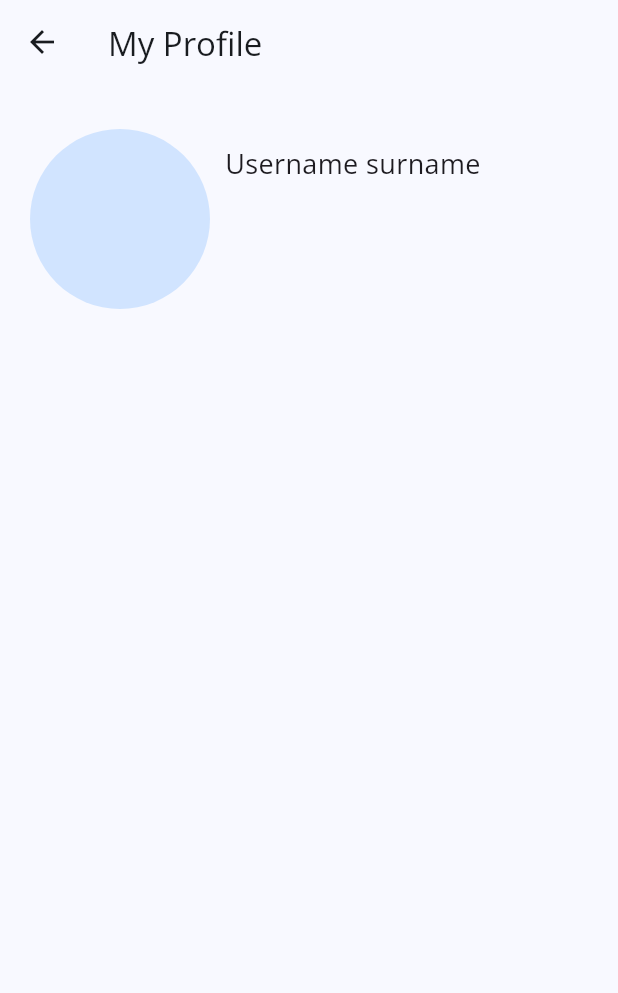
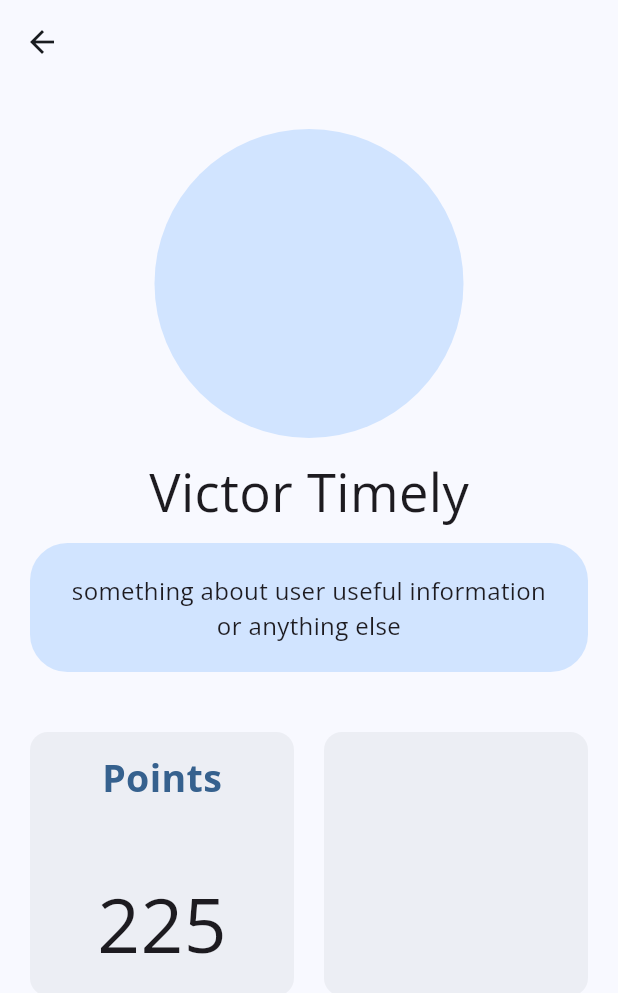
Before and after one commit to raghav042/codekameleon, a Flutter app: the ProfileScreen screen opened directly, on a phone screen of 412 x 824 dp. Shown: the top 993 px of the screen. Run offline on Flutter 3.47's test engine with Material 3 defaults, Android fonts, the phone set to English and light mode, and no system bars; our stand-ins replace flutter_markdown, flutter_svg, google_fonts, google_mobile_ads, shared_preferences; missing offline and left inert: flutter_syntax_view; accounts and stored records are empty; statements that could not run were skipped.

```diff
--- a/lib/constant/app_colors.dart
+++ b/lib/constant/app_colors.dart
@@ -1,4 +1,3 @@
-
 import 'package:flutter/material.dart';
 
 class AppColor {
@@ -14,11 +13,9 @@ class AppColor {
   static const Color swift = Color(0xfff3722c);
   static const Color python = Color(0xff0466c8);
 
-
   static final lightScheme = ColorScheme.fromSeed(seedColor: Colors.blue);
   static final darkScheme = ColorScheme.fromSeed(
     seedColor: Colors.blue,
     brightness: Brightness.dark,
   );
-
 }
--- a/lib/features/profile/profile_screen.dart
+++ b/lib/features/profile/profile_screen.dart
@@ -1,3 +1,4 @@
+import 'package:codekameleon/extension/context_extension.dart';
 import 'package:flutter/material.dart';
 
 class ProfileScreen extends StatelessWidget {
@@ -5,36 +6,82 @@ class ProfileScreen extends StatelessWidget {
 
   @override
   Widget build(BuildContext context) {
+    final size = MediaQuery.sizeOf(context);
+    final colorScheme = context.colorScheme;
     return Scaffold(
-      appBar: AppBar(title: const Text("My Profile")),
-      body: const SingleChildScrollView(
-        padding: EdgeInsets.symmetric(horizontal: 20, vertical: 30),
+      appBar: AppBar(),
+      body: SingleChildScrollView(
+        padding: const EdgeInsets.symmetric(horizontal: 20, vertical: 30),
         child: Column(
-          crossAxisAlignment: CrossAxisAlignment.start,
           children: [
+            Hero(
+              tag: "my_profile_pic",
+              child: CircleAvatar(
+                radius: size.width / 4,
+              ),
+            ),
+            SizedBox(height: 10, width: double.maxFinite),
+            Text(
+              "Victor Timely",
+              style: TextStyle(fontSize: 35),
+            ),
+            SizedBox(height: 10),
+            Container(
+              width: double.maxFinite,
+              padding: EdgeInsets.all(20),
+              decoration: BoxDecoration(
+                color: colorScheme.primaryContainer,
+                borderRadius: BorderRadius.circular(25),
+              ),
+              child: Text(
+                "something about user useful information or anything else",
+                textAlign: TextAlign.center,
+                style: TextStyle(fontSize: 16),
+              ),
+            ),
+            SizedBox(height: 40),
             Row(
-              crossAxisAlignment: CrossAxisAlignment.start,
+              mainAxisAlignment: MainAxisAlignment.spaceBetween,
               children: [
-                Hero(
-                  tag: "my_profile_pic",
-                  child: CircleAvatar(
-                    radius: 60,
+                Container(
+                  width: size.width / 2 - 30,
+                  height: size.width / 2 - 30,
+                  padding: EdgeInsets.all(12),
+                  decoration: BoxDecoration(
+                    color: colorScheme.surfaceContainer,
+                    borderRadius: BorderRadius.circular(12),
+                  ),
+                  child: Column(
+                    mainAxisAlignment: MainAxisAlignment.spaceBetween,
+                    children: [
+                      Text(
+                        "Points",
+                        style: TextStyle(
+                          fontSize: 25,
+                          fontWeight: FontWeight.bold,
+                          color: colorScheme.primary,
+                        ),
+                      ),
+                      Text(
+                        "225",
+                        style: TextStyle(
+                          fontSize: 50,
+                          // fontWeight: FontWeight.bold,
+                        ),
+                      ),
+                    ],
                   ),
                 ),
-                SizedBox(width: 10),
-                Column(
-                  mainAxisAlignment: MainAxisAlignment.start,
-                  crossAxisAlignment: CrossAxisAlignment.start,
-                  children: [
-                    SizedBox(height: 10),
-                    Text(
-                      "Username surname",
-                      style: TextStyle(fontSize: 18),
-                    ),
-                  ],
-                )
+                Container(
+                  width: size.width / 2 - 30,
+                  height: size.width / 2 - 30,
+                  decoration: BoxDecoration(
+                    color: colorScheme.surfaceContainer,
+                    borderRadius: BorderRadius.circular(12),
+                  ),
+                ),
               ],
-            )
+            ),
           ],
         ),
       ),
```
Also changed, not shown: 1 other file.
